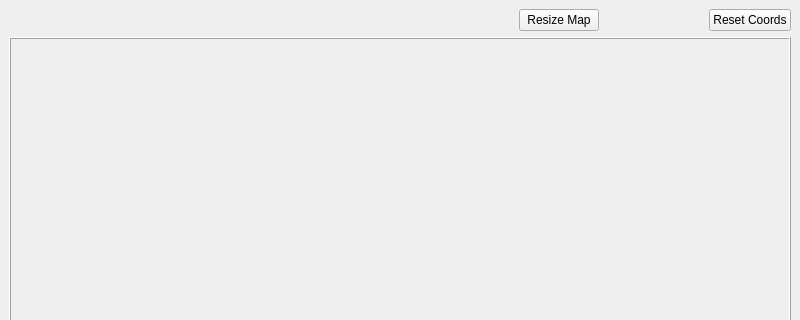
Before: the Qt Designer form Qt/weatherstations/qtWeatherStations.ui in OpenGeoscience/vtkMap, drawn with Qt 5; both pictures show x 0 to 800 and y 0 to 320 of the 800 by 720 pixel window.
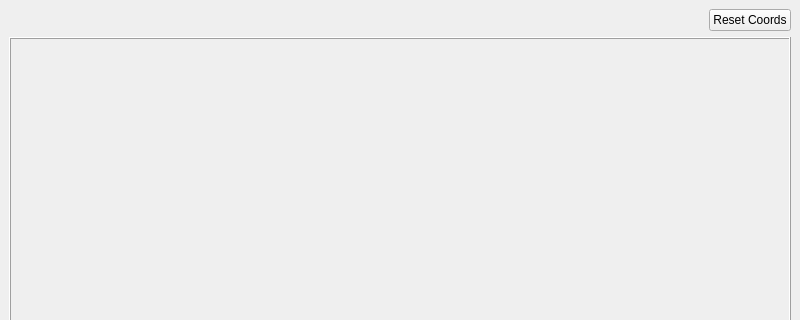
After: the same form once the commit is applied. Custom widgets are drawn as their Qt base class.

Commit message:
Override QtMainWindow::resizeEvent()
Eliminates need for resize button.

What changed in the file:
```diff
--- a/Qt/weatherstations/qtWeatherStations.ui
+++ b/Qt/weatherstations/qtWeatherStations.ui
@@ -55,29 +55,6 @@
         </property>
        </spacer>
       </item>
-      <item>
-       <widget class="QPushButton" name="ResizeMapButton">
-        <property name="text">
-         <string>Resize Map</string>
-        </property>
-       </widget>
-      </item>
-      <item>
-       <spacer name="horizontalSpacer_2">
-        <property name="orientation">
-         <enum>Qt::Horizontal</enum>
-        </property>
-        <property name="sizeType">
-         <enum>QSizePolicy::Expanding</enum>
-        </property>
-        <property name="sizeHint" stdset="0">
-         <size>
-          <width>40</width>
-          <height>20</height>
-         </size>
-        </property>
-       </spacer>
-      </item>
       <item>
        <widget class="QPushButton" name="ResetButton">
         <property name="text">
```
The commit also changes 2 other files.
